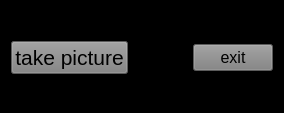
tomikais/fotobox, file mainwindow.ui: the form before one commit.
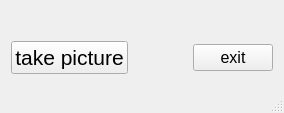
The form after the commit.

Commit message: show Preference Dialog refactoring

The edit to the form file:
```diff
--- a/mainwindow.ui
+++ b/mainwindow.ui
@@ -13,9 +13,6 @@
   <property name="windowTitle">
    <string>FotoBox by Thomas Kais ©</string>
   </property>
-  <property name="styleSheet">
-   <string notr="true">background-color:black;</string>
-  </property>
   <widget class="QWidget" name="widget">
    <layout class="QGridLayout" name="gridLayout">
     <item row="0" column="0">
@@ -42,9 +39,6 @@
             <pointsize>16</pointsize>
            </font>
           </property>
-          <property name="styleSheet">
-           <string notr="true">background-color: grey;</string>
-          </property>
           <property name="text">
            <string>take picture</string>
           </property>
@@ -70,9 +64,6 @@
             <pointsize>12</pointsize>
            </font>
           </property>
-          <property name="styleSheet">
-           <string notr="true">background-color: grey;</string>
-          </property>
           <property name="text">
            <string>exit</string>
           </property>
```
Left out of the diff: 10 changed lines with no effect on the pictures. The commit also changes 3 other files.
